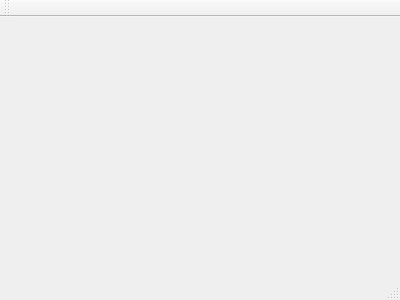
First picture: the form in main_window.ui, repository DarkTemplar008/animation-sample, before the edit.
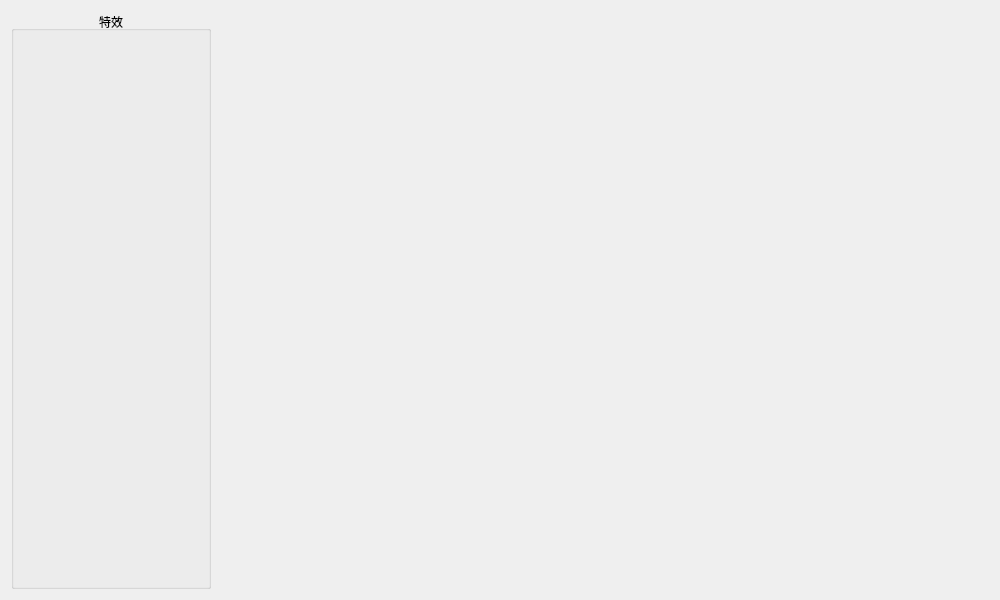
Second picture: the form after the edit.

Commit message: 扫描特效

```diff
--- a/main_window.ui
+++ b/main_window.ui
@@ -1,24 +1,55 @@
 <ui version="4.0">
  <class>MainWindow</class>
- <widget class="QMainWindow" name="MainWindow" >
-  <property name="geometry" >
+ <widget class="QMainWindow" name="MainWindow">
+  <property name="geometry">
    <rect>
     <x>0</x>
     <y>0</y>
-    <width>400</width>
-    <height>300</height>
+    <width>1000</width>
+    <height>600</height>
    </rect>
   </property>
   <property name="windowTitle" >
    <string>MainWindow</string>
   </property>
-  <widget class="QMenuBar" name="menuBar" />
-  <widget class="QToolBar" name="mainToolBar" />
-  <widget class="QWidget" name="centralWidget" />
-  <widget class="QStatusBar" name="statusBar" />
+  <widget class="QWidget" name="centralWidget">
+   <layout class="QHBoxLayout" name="horizontalLayout">
+    <item>
+     <layout class="QVBoxLayout" name="verticalLayout">
+      <item>
+       <widget class="QGroupBox" name="effectGroupBox">
+        <property name="sizePolicy">
+         <sizepolicy hsizetype="Preferred" vsizetype="Preferred">
+          <horstretch>0</horstretch>
+          <verstretch>0</verstretch>
+         </sizepolicy>
+        </property>
+        <property name="minimumSize">
+         <size>
+          <width>200</width>
+          <height>0</height>
+         </size>
+        </property>
+        <property name="title">
+         <string>特效</string>
+        </property>
+        <property name="alignment">
+         <set>Qt::AlignCenter</set>
+        </property>
+       </widget>
+      </item>
+     </layout>
+    </item>
+    <item>
+     <widget class="QStackedWidget" name="stackedWidget">
+      <widget class="QWidget" name="page"/>
+      <widget class="QWidget" name="page_2"/>
+     </widget>
+    </item>
+   </layout>
+  </widget>
  </widget>
- <layoutDefault spacing="6" margin="11" />
- <pixmapfunction></pixmapfunction>
+ <layoutdefault spacing="6" margin="11"/>
  <resources/>
  <connections/>
 </ui>
```
Left out of the diff: 5 changed lines with no effect on the pictures. The commit also changes 7 other files.
